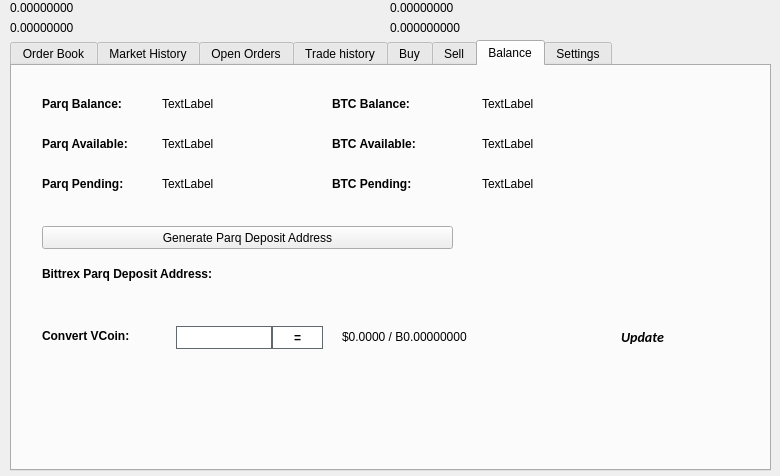
BareCrypto/bare-core, file src/qt/forms/tradingdialog.ui: the form before one commit.
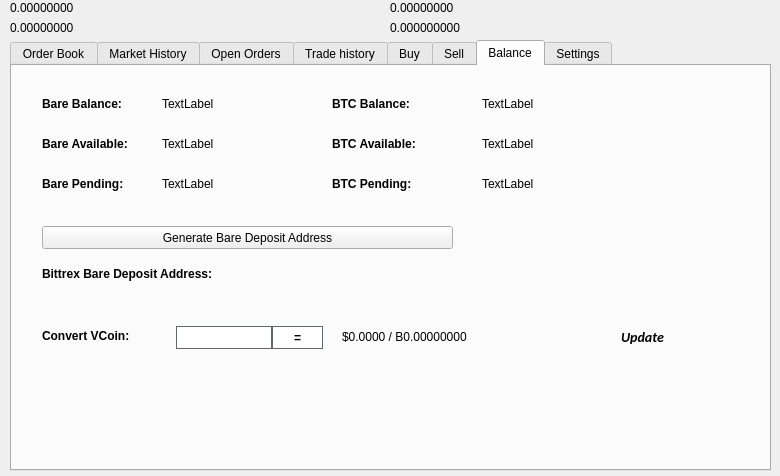
The form after the commit. The open tabs and pages were chosen to show the change. Icons and pictures are not drawn.

Diff of the .ui file:
```diff
--- a/src/qt/forms/tradingdialog.ui
+++ b/src/qt/forms/tradingdialog.ui
@@ -2762,7 +2762,7 @@
       </font>
      </property>
      <property name="text">
-      <string>Parq Balance:</string>
+      <string>Bare Balance:</string>
      </property>
     </widget>
     <widget class="QLabel" name="label_12">
@@ -2813,7 +2813,7 @@
       </font>
      </property>
      <property name="text">
-      <string>Parq Available:</string>
+      <string>Bare Available:</string>
      </property>
     </widget>
     <widget class="QLabel" name="label_14">
@@ -2832,7 +2832,7 @@
       </font>
      </property>
      <property name="text">
-      <string>Parq Pending:</string>
+      <string>Bare Pending:</string>
      </property>
     </widget>
     <widget class="QLabel" name="ParqPendingLabel">
@@ -2928,7 +2928,7 @@
       </font>
      </property>
      <property name="text">
-      <string>Bittrex Parq Deposit Address:</string>
+      <string>Bittrex Bare Deposit Address:</string>
      </property>
     </widget>
     <widget class="QPushButton" name="GenDepositBTN">
@@ -2941,7 +2941,7 @@
       </rect>
      </property>
      <property name="text">
-      <string>Generate Parq Deposit Address</string>
+      <string>Generate Bare Deposit Address</string>
      </property>
      <property name="icon">
       <iconset resource="../parq.qrc">
```
Left out of the diff: 46 changed lines with no effect on the pictures.
